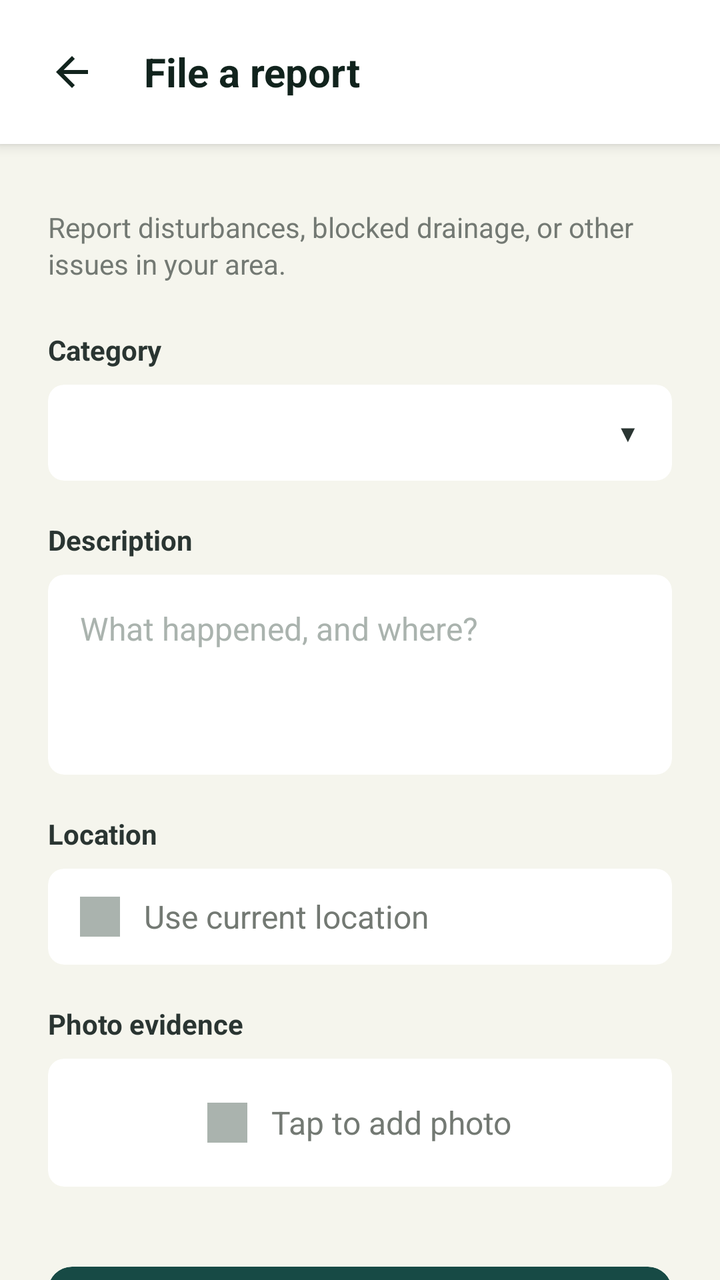
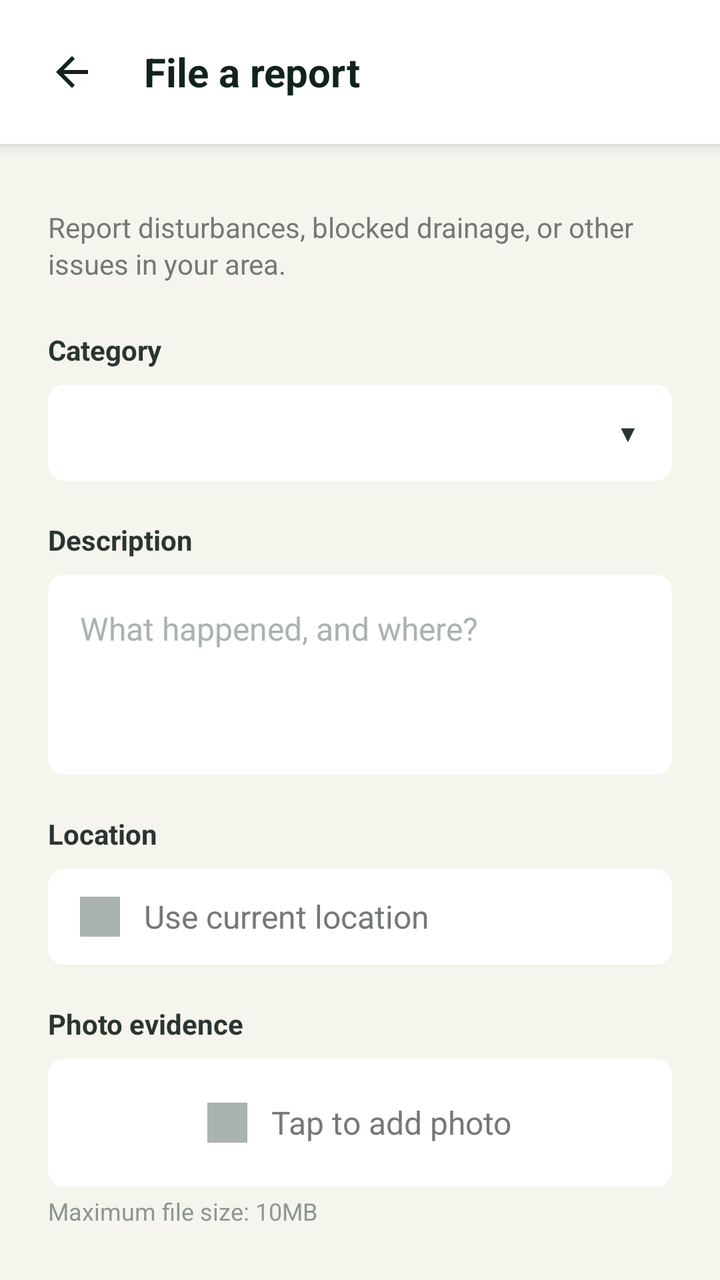

An Android layout rendered at two revisions. The XML below is the earlier revision; the diff shows what the commit changed to produce the second picture.
<!-- AndroidManifest.xml: application theme Theme.Barangay_superAPP -->
<!-- res/layout/report_form.xml -->
<?xml version="1.0" encoding="utf-8"?>
<LinearLayout xmlns:android="http://schemas.android.com/apk/res/android"
    xmlns:app="http://schemas.android.com/apk/res-auto"
    android:layout_width="match_parent"
    android:layout_height="match_parent"
    android:background="#F5F5ED"
    android:orientation="vertical">

    
    <LinearLayout
        android:layout_width="match_parent"
        android:layout_height="wrap_content"
        android:gravity="center_vertical"
        android:orientation="horizontal"
        android:paddingHorizontal="16dp"
        android:paddingVertical="16dp"
        android:background="#FFFFFF"
        android:elevation="4dp">

        <androidx.cardview.widget.CardView
            android:id="@+id/btnGoBack"
            android:layout_width="40dp"
            android:layout_height="40dp"
            app:cardBackgroundColor="@android:color/transparent"
            app:cardCornerRadius="20dp"
            app:cardElevation="0dp"
            android:clickable="true"
            android:focusable="true"
            android:foreground="?android:attr/selectableItemBackground">

            <ImageView
                android:layout_width="24dp"
                android:layout_height="24dp"
                android:layout_gravity="center"
                android:src="@drawable/ic_arrow_back"
                app:tint="#11231D" />
        </androidx.cardview.widget.CardView>

        <TextView
            android:layout_width="wrap_content"
            android:layout_height="wrap_content"
            android:layout_marginStart="16dp"
            android:text="File a report"
            android:textColor="#11231D"
            android:textSize="20sp"
            android:textStyle="bold" />
    </LinearLayout>

    <ScrollView
        android:layout_width="match_parent"
        android:layout_height="0dp"
        android:layout_weight="1"
        android:fillViewport="true"
        android:scrollbars="none">

        <LinearLayout
            android:layout_width="match_parent"
            android:layout_height="wrap_content"
            android:orientation="vertical"
            android:paddingHorizontal="24dp"
            android:paddingTop="32dp"
            android:paddingBottom="40dp">

            <TextView
                android:layout_width="match_parent"
                android:layout_height="wrap_content"
                android:lineSpacingExtra="2dp"
                android:text="Report disturbances, blocked drainage, or other issues in your area."
                android:textColor="#737973"
                android:textSize="14sp" />

            
            <LinearLayout
                android:layout_width="match_parent"
                android:layout_height="wrap_content"
                android:layout_marginTop="24dp"
                android:orientation="vertical">

                
                <TextView
                    android:layout_width="wrap_content"
                    android:layout_height="wrap_content"
                    android:text="Category"
                    android:textColor="#2A3532"
                    android:textSize="14sp"
                    android:textStyle="bold" />

                <androidx.cardview.widget.CardView
                    android:layout_width="match_parent"
                    android:layout_height="wrap_content"
                    android:layout_marginTop="8dp"
                    app:cardBackgroundColor="#FFFFFF"
                    app:cardCornerRadius="8dp"
                    app:cardElevation="0dp">

                    <Spinner
                        android:id="@+id/spinnerReportCategory"
                        android:layout_width="match_parent"
                        android:layout_height="48dp"
                        android:background="@android:color/transparent"
                        android:paddingHorizontal="12dp"
                        android:spinnerMode="dropdown" />

                    
                    <TextView
                        android:layout_width="wrap_content"
                        android:layout_height="wrap_content"
                        android:layout_gravity="end|center_vertical"
                        android:paddingEnd="16dp"
                        android:text="▼"
                        android:textColor="#2A3532"
                        android:textSize="12sp" />
                </androidx.cardview.widget.CardView>

                
                <TextView
                    android:layout_width="wrap_content"
                    android:layout_height="wrap_content"
                    android:layout_marginTop="20dp"
                    android:text="Description"
                    android:textColor="#2A3532"
                    android:textSize="14sp"
                    android:textStyle="bold" />

                <androidx.cardview.widget.CardView
                    android:layout_width="match_parent"
                    android:layout_height="wrap_content"
                    android:layout_marginTop="8dp"
                    app:cardBackgroundColor="#FFFFFF"
                    app:cardCornerRadius="8dp"
                    app:cardElevation="0dp">

                    <EditText
                        android:id="@+id/etReportDescription"
                        android:layout_width="match_parent"
                        android:layout_height="wrap_content"
                        android:minHeight="100dp"
                        android:background="@android:color/transparent"
                        android:gravity="top|start"
                        android:hint="What happened, and where?"
                        android:padding="16dp"
                        android:textColor="#11231D"
                        android:textColorHint="#AAB3AE"
                        android:textSize="16sp"
                        android:inputType="textMultiLine" />
                </androidx.cardview.widget.CardView>

                
                <TextView
                    android:layout_width="wrap_content"
                    android:layout_height="wrap_content"
                    android:layout_marginTop="20dp"
                    android:text="Location"
                    android:textColor="#2A3532"
                    android:textSize="14sp"
                    android:textStyle="bold" />

                <androidx.cardview.widget.CardView
                    android:id="@+id/btnGetCurrentLocation"
                    android:layout_width="match_parent"
                    android:layout_height="48dp"
                    android:layout_marginTop="8dp"
                    app:cardBackgroundColor="#FFFFFF"
                    app:cardCornerRadius="8dp"
                    app:cardElevation="0dp"
                    android:clickable="true"
                    android:focusable="true"
                    android:foreground="?android:attr/selectableItemBackground">

                    <LinearLayout
                        android:layout_width="match_parent"
                        android:layout_height="match_parent"
                        android:gravity="center_vertical"
                        android:orientation="horizontal"
                        android:paddingHorizontal="16dp">

                        
                        <View
                            android:layout_width="20dp"
                            android:layout_height="20dp"
                            android:background="#AAB3AE" />

                        
                        <TextView
                            android:id="@+id/tvLocationAddress"
                            android:layout_width="0dp"
                            android:layout_height="wrap_content"
                            android:layout_weight="1"
                            android:layout_marginStart="12dp"
                            android:text="Use current location"
                            android:textColor="#737973"
                            android:textSize="16sp"
                            android:maxLines="1"
                            android:ellipsize="end" />
                    </LinearLayout>
                </androidx.cardview.widget.CardView>

                
                <TextView
                    android:layout_width="wrap_content"
                    android:layout_height="wrap_content"
                    android:layout_marginTop="20dp"
                    android:text="Photo evidence"
                    android:textColor="#2A3532"
                    android:textSize="14sp"
                    android:textStyle="bold" />

                <androidx.cardview.widget.CardView
                    android:id="@+id/btnAddPhoto"
                    android:layout_width="match_parent"
                    android:layout_height="64dp"
                    android:layout_marginTop="8dp"
                    app:cardBackgroundColor="#FFFFFF"
                    app:cardCornerRadius="8dp"
                    app:cardElevation="0dp"
                    android:clickable="true"
                    android:focusable="true"
                    android:foreground="?android:attr/selectableItemBackground">

                    <LinearLayout
                        android:layout_width="match_parent"
                        android:layout_height="match_parent"
                        android:gravity="center"
                        android:orientation="horizontal">

                        
                        <View
                            android:layout_width="20dp"
                            android:layout_height="20dp"
                            android:background="#AAB3AE" />

                        <TextView
                            android:layout_width="wrap_content"
                            android:layout_height="wrap_content"
                            android:layout_marginStart="12dp"
                            android:text="Tap to add photo"
                            android:textColor="#737973"
                            android:textSize="16sp" />
                    </LinearLayout>
                </androidx.cardview.widget.CardView>

            </LinearLayout>

            
            <androidx.cardview.widget.CardView
                android:id="@+id/btnSubmitReport"
                android:layout_width="match_parent"
                android:layout_height="56dp"
                android:layout_marginTop="40dp"
                app:cardBackgroundColor="#174A45"
                app:cardCornerRadius="12dp"
                app:cardElevation="0dp"
                android:clickable="true"
                android:focusable="true"
                android:foreground="?android:attr/selectableItemBackground">

                <TextView
                    android:layout_width="wrap_content"
                    android:layout_height="wrap_content"
                    android:layout_gravity="center"
                    android:text="Submit report"
                    android:textColor="#FFFFFF"
                    android:textSize="16sp"
                    android:textStyle="bold" />
            </androidx.cardview.widget.CardView>

        </LinearLayout>
    </ScrollView>
</LinearLayout>
<!-- resources referenced by this layout -->
<resources>
  <!-- drawable ic_arrow_back (drawable) -->
  <vector xmlns:android="http://schemas.android.com/apk/res/android" android:width="24dp" android:height="24dp" android:viewportWidth="24" android:viewportHeight="24">
    <path android:fillColor="#FF000000" android:pathData="M20,11H7.83l5.59,-5.59L12,4l-8,8 8,8 1.41,-1.41L7.83,13H20v-2z"/>
  </vector>
  <style name="Theme.Barangay_superAPP" parent="Theme.MaterialComponents.DayNight.NoActionBar">
          
          <item name="colorPrimary">@color/purple_500</item>
          <item name="colorPrimaryVariant">@color/purple_700</item>
          <item name="colorOnPrimary">@color/white</item>
          
          <item name="colorSecondary">@color/teal_200</item>
          <item name="colorSecondaryVariant">@color/teal_700</item>
          <item name="colorOnSecondary">@color/black</item>
          
          <item name="android:statusBarColor">#F5F5ED</item>
          <item name="android:windowLightStatusBar">true</item>
      </style>
  <color name="purple_500">#FF6200EE</color>
  <color name="purple_700">#FF3700B3</color>
  <color name="white">#FFFFFFFF</color>
  <color name="teal_200">#FF03DAC5</color>
  <color name="teal_700">#FF018786</color>
  <color name="black">#FF000000</color>
</resources>

<!-- the commit's change to res/layout/report_form.xml (unified diff, before → after) -->
@@ -239,6 +239,15 @@
                     </LinearLayout>
                 </androidx.cardview.widget.CardView>
 
+                
+                <TextView
+                    android:layout_width="match_parent"
+                    android:layout_height="wrap_content"
+                    android:layout_marginTop="4dp"
+                    android:text="Maximum file size: 10MB"
+                    android:textColor="#8D9691"
+                    android:textSize="12sp" />
+
             </LinearLayout>
 
             
